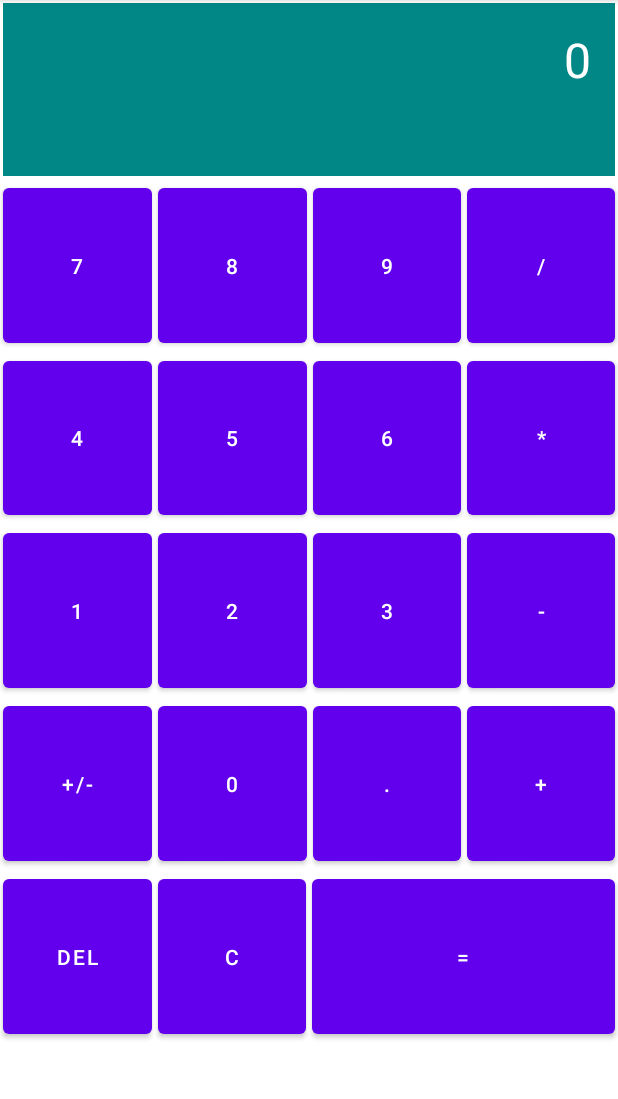
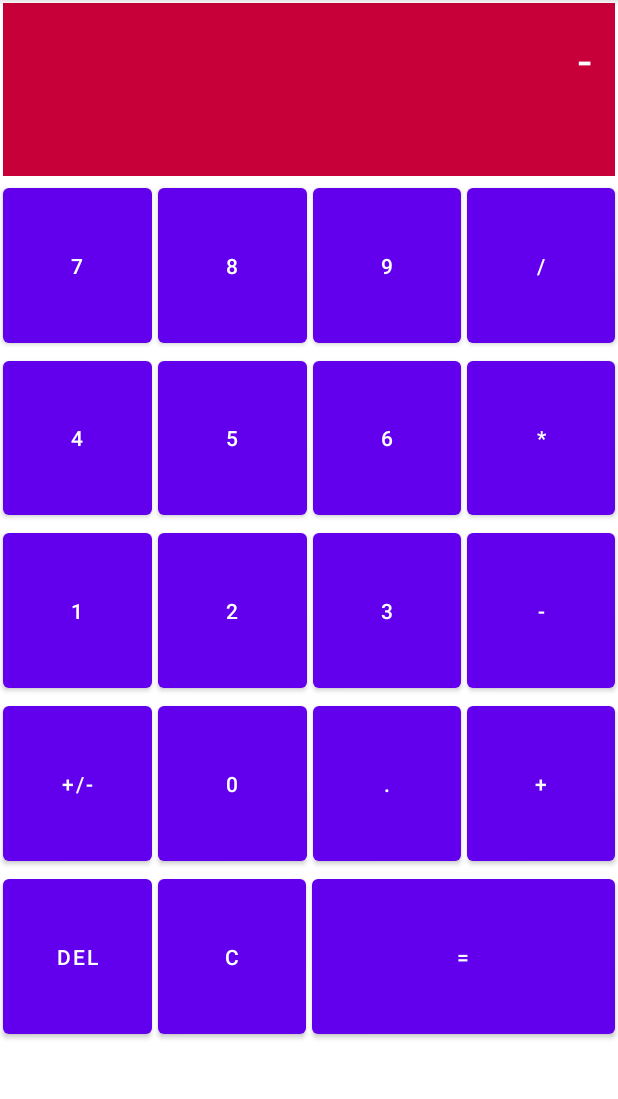
Before and after one commit to Nsfabo2/CalculatorAppUpdated, an Android app: the screen it shows after launch (MainActivity), after a tap on "+/-", on a phone screen of 412 x 824 dp, the part 84-1183 px from its top. Run offline under Robolectric (Android 15) with nearby library versions, the phone set to English and light mode, and no system bars.

Commit message:
CalculatorApp

```diff
--- a/app/src/main/java/com/example/calculatorapp/MainActivity.kt
+++ b/app/src/main/java/com/example/calculatorapp/MainActivity.kt
@@ -4,6 +4,7 @@ import androidx.appcompat.app.AppCompatActivity
 import android.os.Bundle
 import android.widget.Button
 import android.widget.TextView
+import com.google.android.material.snackbar.Snackbar
 
 /*
 Build a single activity calculator application
@@ -28,112 +29,112 @@ class MainActivity : AppCompatActivity() {
     var num1 = ""
     var num2 = ""
 
-    var displayText = "0"
+    //var displayText = "0"
 
     //numbers
-    private lateinit var zero: Button
-    private lateinit var one: Button
-    private lateinit var two: Button
-    private lateinit var three: Button
-    private lateinit var four: Button
-    private lateinit var five: Button
-    private lateinit var six: Button
-    private lateinit var seven: Button
-    private lateinit var eight: Button
-    private lateinit var nine: Button
+    private lateinit var Zero: Button
+    private lateinit var One: Button
+    private lateinit var Two: Button
+    private lateinit var Three: Button
+    private lateinit var Four: Button
+    private lateinit var Five: Button
+    private lateinit var Six: Button
+    private lateinit var Seven: Button
+    private lateinit var Eight: Button
+    private lateinit var Nine: Button
 
     //operations
-    private lateinit var plusMinus: Button
-    private lateinit var decimal: Button
-    private lateinit var multiply: Button
-    private lateinit var divide: Button
-    private lateinit var add: Button
-    private lateinit var subtract: Button
-    private lateinit var clear: Button
-    private lateinit var result: Button
-    private lateinit var del: Button
+    private lateinit var PlusMinus: Button
+    private lateinit var Decimal: Button
+    private lateinit var Multiplication: Button
+    private lateinit var Dividtion: Button
+    private lateinit var Addtion: Button
+    private lateinit var Subtraction: Button
+    private lateinit var ClearResults: Button
+    private lateinit var Result: Button
+    private lateinit var Delete: Button
 
     override fun onCreate(savedInstanceState: Bundle?) {
         super.onCreate(savedInstanceState)
         setContentView(R.layout.activity_main)
         //others initializing
-        display = findViewById(R.id.tvDisplay)
-
+        display = findViewById(R.id.DisplayResualtTV)
+        display.hint = "0"
         //numbers initializing
-        zero = findViewById(R.id.bt0)
-        zero.setOnClickListener { setNum('0') }
-        one = findViewById(R.id.bt1)
-        one.setOnClickListener { setNum('1') }
-        two = findViewById(R.id.bt2)
-        two.setOnClickListener { setNum('2') }
-        three = findViewById(R.id.bt3)
-        three.setOnClickListener { setNum('3') }
-        four = findViewById(R.id.bt4)
-        four.setOnClickListener { setNum('4') }
-        five = findViewById(R.id.bt5)
-        five.setOnClickListener { setNum('5') }
-        six = findViewById(R.id.bt6)
-        six.setOnClickListener { setNum('6') }
-        seven = findViewById(R.id.bt7)
-        seven.setOnClickListener { setNum('7') }
-        eight = findViewById(R.id.bt8)
-        eight.setOnClickListener { setNum('8') }
-        nine = findViewById(R.id.bt9)
-        nine.setOnClickListener { setNum('9') }
+        Zero = findViewById(R.id.btn0)
+        Zero.setOnClickListener { SetNumber('0') }
+        One = findViewById(R.id.btn1)
+        One.setOnClickListener { SetNumber('1') }
+        Two = findViewById(R.id.btn2)
+        Two.setOnClickListener { SetNumber('2') }
+        Three = findViewById(R.id.btn3)
+        Three.setOnClickListener { SetNumber('3') }
+        Four = findViewById(R.id.btn4)
+        Four.setOnClickListener { SetNumber('4') }
+        Five = findViewById(R.id.btn5)
+        Five.setOnClickListener { SetNumber('5') }
+        Six = findViewById(R.id.btn6)
+        Six.setOnClickListener { SetNumber('6') }
+        Seven = findViewById(R.id.btn7)
+        Seven.setOnClickListener { SetNumber('7') }
+        Eight = findViewById(R.id.btn8)
+        Eight.setOnClickListener { SetNumber('8') }
+        Nine = findViewById(R.id.btn9)
+        Nine.setOnClickListener { SetNumber('9') }
 
         //operations initializing
-        add = findViewById(R.id.btPlus)
-        add.setOnClickListener { handleOperator('+') }
-        subtract = findViewById(R.id.btMinus)
-        subtract.setOnClickListener { handleOperator('-') }
-        multiply = findViewById(R.id.btMultiply)
-        multiply.setOnClickListener { handleOperator('*') }
-        divide = findViewById(R.id.btDiv)
-        divide.setOnClickListener { handleOperator('/') }
-        decimal = findViewById(R.id.btDecimal)
-        decimal.setOnClickListener { onClickDecimal() }
-        plusMinus = findViewById(R.id.btNegative)
-        plusMinus.setOnClickListener { onClickPlusMinus() }
-        clear = findViewById(R.id.btClear)
-        clear.setOnClickListener { clearAll() }
-        result = findViewById(R.id.btEquals)
-        result.setOnClickListener { calculate() }
-        del = findViewById(R.id.btDel)
-        del.setOnClickListener { deleteLast() }
+        Addtion = findViewById(R.id.Plusbtn)
+        Addtion.setOnClickListener { SetOperator('+') }
+        Subtraction = findViewById(R.id.Minusbtn)
+        Subtraction.setOnClickListener { SetOperator('-') }
+        Multiplication = findViewById(R.id.Multiplybtn)
+        Multiplication.setOnClickListener { SetOperator('*') }
+        Dividtion = findViewById(R.id.Dividebtn)
+        Dividtion.setOnClickListener { SetOperator('/') }
+        Decimal = findViewById(R.id.Decimalbtn)
+        Decimal.setOnClickListener { DecimalClicked() }
+        PlusMinus = findViewById(R.id.NegativePositivebtn)
+        PlusMinus.setOnClickListener { PlusMinusClicked() }
+        ClearResults = findViewById(R.id.Clearbtn)
+        ClearResults.setOnClickListener { ClearResualts() }
+        Result = findViewById(R.id.Equalbtn)
+        Result.setOnClickListener { Calculate() }
+        Delete = findViewById(R.id.Deletebtn)
+        Delete.setOnClickListener { Delete() }
 
         title = "Calculator"
     }//end oncreate
 
-    fun setNum(num: Char){
+    fun SetNumber(num: Char){
         if(operator==' '){
             num1 += num
-            displayText = num1
+            display.text = num1
         }else{
             num2 += num
             val text = num1 + operator + num2
-            displayText = text
+            display.text = text
         }
     }//end setNum
 
-    fun handleOperator(op: Char){
+    fun SetOperator(op: Char){
         operator = op
         val text = num1 + operator
-        displayText = text
+        display.text = text
     }//end handelOperator
 
-    fun onClickDecimal(){
-        if(operator==' '&&!num1.contains(".")){setNum('.')}
-        if(operator!=' '&&!num2.contains(".")){setNum('.')}
+    fun DecimalClicked(){
+        if(operator==' '&&!num1.contains(".")){SetNumber('.')}
+        if(operator!=' '&&!num2.contains(".")){SetNumber('.')}
     }//end onClickDecimal
 
-    fun onClickPlusMinus(){
+    fun PlusMinusClicked(){
         if(operator==' '){
             num1 = if(num1.startsWith("-")){
                 num1.substring(1, num1.length)
             } else{
                 "-$num1"
             }
-            displayText = num1
+            display.text = num1
         }else{
             num2 = if(num2.startsWith("-")){
                 num2.substring(1, num2.length)
@@ -141,19 +142,19 @@ class MainActivity : AppCompatActivity() {
                 "-$num2"
             }
             val text = num1 + operator + num2
-            displayText = text
+            display.text = text
         }
     }//end onClickPlusMinus
 
-    fun clearAll(){
+    fun ClearResualts(){
         output = 0f
         operator = ' '
         num1 = ""
         num2 = ""
-        displayText = "0"
+        display.text = "0"
     }//end clearAll
 
-    fun calculate(){
+    fun Calculate(){
         var divByZero = false
         when (operator) {
             '+' -> output = num1.toFloat() + num2.toFloat()
@@ -163,29 +164,35 @@ class MainActivity : AppCompatActivity() {
                 output = num1.toFloat() / num2.toFloat()
             }else{
                 divByZero = true
+                //Snackbar.make(clo, "You cant divide by zero!", Snackbar.LENGTH_LONG).show()
+
             }
         }
         num1 = output.toString()
         num2 = ""
-        displayText = output.toString()
-        if(divByZero){clearAll()}
+        display.text = output.toString()
+        if(divByZero){
+            ClearResualts()
+        }
     }//end calculate
 
-    fun deleteLast(){
+    fun Delete(){
         if(operator==' '){
             if(num1.isNotEmpty()){
                 num1 = num1.substring(0, num1.length - 1)
-                if(num1.isEmpty()){displayText = "0"}
-                else{displayText = num1}
+                if(num1.isEmpty()){display.text = "0"}
+                else{
+                    display.text = num1
+                }
             }
         }else{
             if(num2.isNotEmpty()){
                 num2 = num2.substring(0, num2.length - 1)
                 val text = num1 + operator + num2
-                displayText = text
+                display.text = text
             }else{
                 operator=' '
-                displayText = num1
+                display.text = num1
             }
         }
     }//end deleteLast
--- a/app/src/main/res/layout/activity_main.xml
+++ b/app/src/main/res/layout/activity_main.xml
@@ -4,11 +4,12 @@
     xmlns:tools="http://schemas.android.com/tools"
     android:layout_width="match_parent"
     android:layout_height="match_parent"
-    tools:context=".MainActivity">
+    tools:context=".MainActivity"
+    android:id="@+id/clo">
 
 
     <TextView
-        android:id="@+id/tvDisplay"
+        android:id="@+id/DisplayResualtTV"
         android:layout_width="match_parent"
         android:layout_height="0dp"
         android:layout_margin="2dp"
@@ -16,7 +17,7 @@
         android:gravity="end"
         android:text="0"
         android:padding="16dp"
-        android:background="@color/design_default_color_secondary_variant"
+        android:background="@color/burgendy"
         android:textColor="@color/white"
         app:layout_constraintHeight_default="percent"
         app:layout_constraintHeight_percent=".15"
@@ -30,14 +31,14 @@
         android:id="@+id/llRow1"
         app:layout_constraintEnd_toEndOf="parent"
         app:layout_constraintStart_toStartOf="parent"
-        app:layout_constraintTop_toBottomOf="@id/tvDisplay"
+        app:layout_constraintTop_toBottomOf="@id/DisplayResualtTV"
         app:layout_constraintHeight_default="percent"
         app:layout_constraintHeight_percent=".15"
         android:layout_marginTop="2dp"
         android:orientation="horizontal">
 
         <Button
-            android:id="@+id/bt7"
+            android:id="@+id/btn7"
             android:layout_width="match_parent"
             android:layout_height="match_parent"
             android:layout_weight="1"
@@ -46,7 +47,7 @@
             android:text="7" />
 
         <Button
-            android:id="@+id/bt8"
+            android:id="@+id/btn8"
             android:layout_width="match_parent"
             android:layout_height="match_parent"
             android:layout_weight="1"
@@ -55,7 +56,7 @@
             android:text="8" />
 
         <Button
-            android:id="@+id/bt9"
+            android:id="@+id/btn9"
             android:layout_width="match_parent"
             android:layout_height="match_parent"
             android:layout_weight="1"
@@ -64,7 +65,7 @@
             android:text="9" />
 
         <Button
-            android:id="@+id/btDiv"
+            android:id="@+id/Dividebtn"
             android:layout_width="match_parent"
             android:layout_height="match_parent"
             android:layout_weight="1"
@@ -85,7 +86,7 @@
         android:orientation="horizontal">
 
         <Button
-            android:id="@+id/bt4"
+            android:id="@+id/btn4"
             android:layout_width="match_parent"
             android:layout_height="match_parent"
             android:layout_weight="1"
@@ -94,7 +95,7 @@
             android:text="4" />
 
         <Button
-            android:id="@+id/bt5"
+            android:id="@+id/btn5"
             android:layout_width="match_parent"
             android:layout_height="match_parent"
             android:layout_weight="1"
@@ -103,7 +104,7 @@
             android:text="5" />
 
         <Button
-            android:id="@+id/bt6"
+            android:id="@+id/btn6"
             android:layout_width="match_parent"
             android:layout_height="match_parent"
             android:layout_weight="1"
@@ -112,7 +113,7 @@
             android:text="6" />
 
         <Button
-            android:id="@+id/btMultiply"
+            android:id="@+id/Multiplybtn"
             android:layout_width="match_parent"
             android:layout_height="match_parent"
             android:layout_weight="1"
@@ -133,7 +134,7 @@
         android:orientation="horizontal">
 
         <Button
-            android:id="@+id/bt1"
+            android:id="@+id/btn1"
             android:layout_width="match_parent"
             android:layout_height="match_parent"
             android:layout_weight="1"
@@ -142,7 +143,7 @@
             android:text="1" />
 
         <Button
-            android:id="@+id/bt2"
+            android:id="@+id/btn2"
             android:layout_width="match_parent"
             android:layout_height="match_parent"
             android:layout_weight="1"
@@ -151,7 +152,7 @@
             android:text="2" />
 
         <Button
-            android:id="@+id/bt3"
+            android:id="@+id/btn3"
             android:layout_width="match_parent"
             android:layout_height="match_parent"
             android:layout_weight="1"
@@ -160,7 +161,7 @@
             android:text="3" />
 
         <Button
-            android:id="@+id/btMinus"
+            android:id="@+id/Minusbtn"
             android:layout_width="match_parent"
             android:layout_height="match_parent"
             android:layout_weight="1"
@@ -181,7 +182,7 @@
         android:orientation="horizontal">
 
         <Button
-            android:id="@+id/btNegative"
+            android:id="@+id/NegativePositivebtn"
             android:layout_width="match_parent"
             android:layout_height="match_parent"
             android:layout_weight="1"
@@ -190,7 +191,7 @@
             android:text="+/-" />
 
         <Button
-            android:id="@+id/bt0"
+            android:id="@+id/btn0"
             android:layout_width="match_parent"
             android:layout_height="match_parent"
             android:layout_weight="1"
@@ -199,7 +200,7 @@
             android:text="0" />
 
         <Button
-            android:id="@+id/btDecimal"
+            android:id="@+id/Decimalbtn"
             android:layout_width="match_parent"
             android:layout_height="match_parent"
             android:layout_weight="1"
@@ -208,7 +209,7 @@
             android:text="." />
 
         <Button
-            android:id="@+id/btPlus"
+            android:id="@+id/Plusbtn"
             android:layout_width="match_parent"
             android:layout_height="match_parent"
             android:layout_weight="1"
@@ -237,7 +238,7 @@
             android:orientation="horizontal">
 
             <Button
-                android:id="@+id/btDel"
+                android:id="@+id/Deletebtn"
                 android:layout_width="match_parent"
                 android:layout_height="match_parent"
                 android:layout_marginLeft="2dp"
@@ -257,7 +258,7 @@
             android:orientation="horizontal">
 
             <Button
-                android:id="@+id/btClear"
+                android:id="@+id/Clearbtn"
                 android:layout_width="match_parent"
                 android:layout_height="match_parent"
                 android:layout_marginLeft="2dp"
@@ -277,7 +278,7 @@
             android:orientation="horizontal">
 
             <Button
-                android:id="@+id/btEquals"
+                android:id="@+id/Equalbtn"
                 android:layout_width="match_parent"
                 android:layout_height="match_parent"
                 android:layout_marginLeft="2dp"
--- a/app/src/main/res/values/colors.xml
+++ b/app/src/main/res/values/colors.xml
@@ -7,4 +7,6 @@
     <color name="teal_700">#FF018786</color>
     <color name="black">#FF000000</color>
     <color name="white">#FFFFFFFF</color>
+    <color name="burgendy">#C70039 </color>
+    <color name="borange">#F34C32</color>
 </resources>
```
